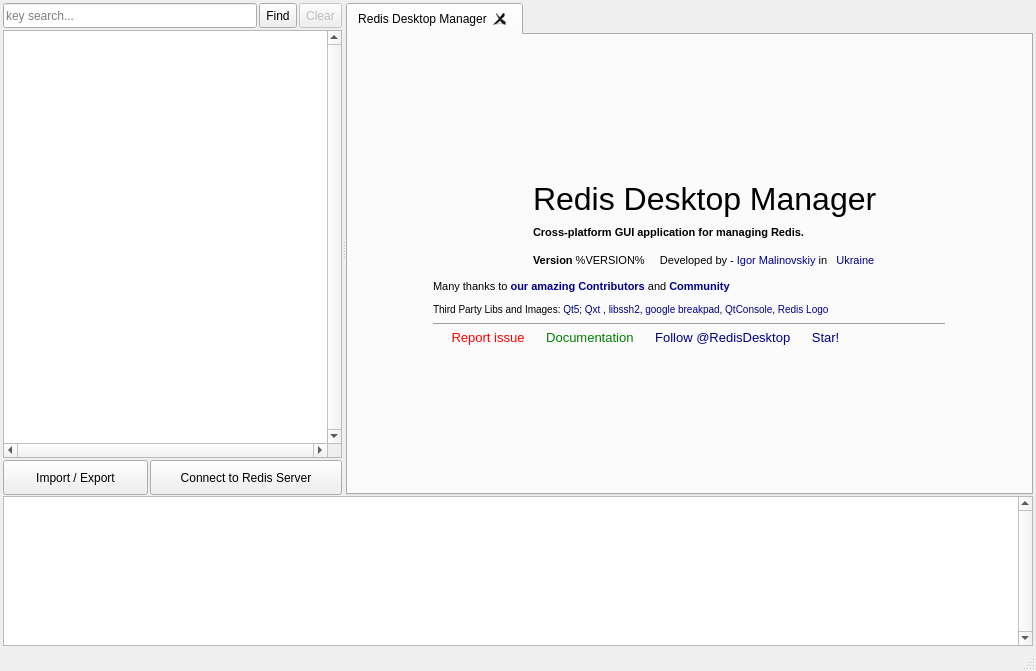
Qt form redis-desktop-manager/forms/demo.ui (RedisInsight/RedisDesktopManager) before a commit.
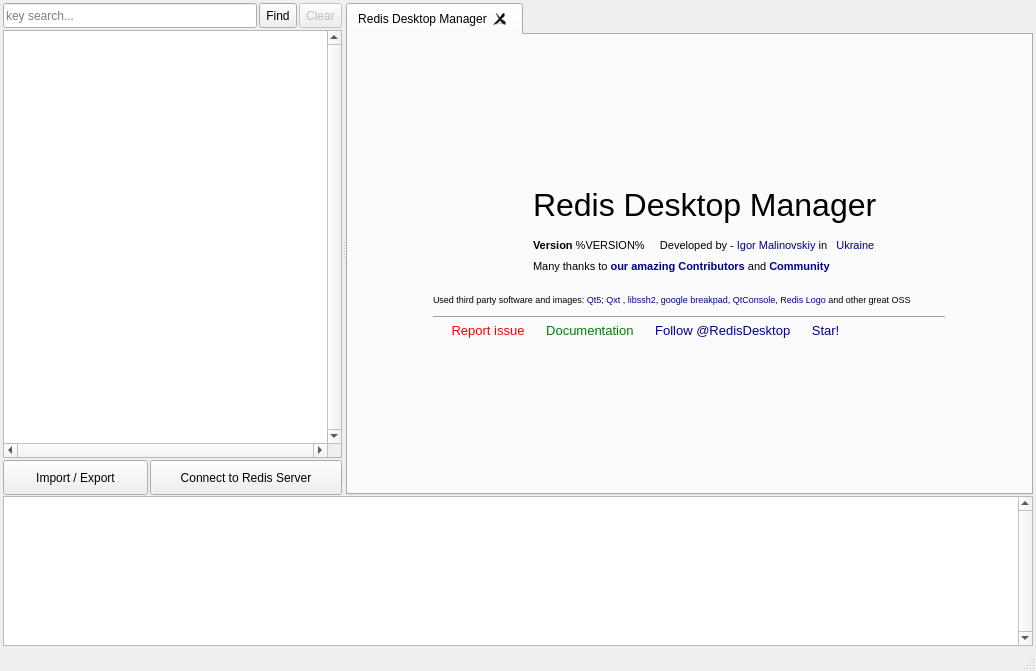
The same form after that commit. Icons and pictures are not drawn. Custom widgets are drawn as their Qt base class.

Patch:
```diff
--- a/redis-desktop-manager/forms/demo.ui
+++ b/redis-desktop-manager/forms/demo.ui
@@ -522,13 +522,13 @@
                 <string>&lt;html&gt;&lt;head/&gt;
 
 &lt;style&gt;a {color: darkblue; text-decoration: none}&lt;/style&gt;
-&lt;body style=&quot;width:100%;&quot;&gt;&lt;div style=&quot;font-size:20pt; padding-top:10px;&quot;&gt;&lt;img style=&quot;float:left;&quot; src=&quot;:/images/logo.png&quot;/&gt;&lt;div style=&quot; font-size:24pt; margin-left: 100px; margin-top:2px; display: inline-block; padding-left:50px;&quot;&gt;Redis Desktop Manager&lt;/div&gt;&lt;div style=&quot;margin-left: 100px; display: inline-block; padding-left:53px; font-size: 11px; line-height: 21px&quot;&gt;&lt;b&gt;Cross-platform GUI application for managing Redis.&lt;/b&gt; &lt;br /&gt;&lt;b&gt;Version&lt;/b&gt; %VERSION% &amp;nbsp;&amp;nbsp;&amp;nbsp; Developed by - &lt;a href=&quot;http://careers.stackoverflow.com/igor.malinovskiy&quot;&gt;Igor Malinovskiy&lt;/a&gt; in &lt;a href=&quot;http://en.wikipedia.org/wiki/Ukraine&quot;&gt;&amp;nbsp;&lt;img src=&quot;:/images/ua.png&quot; /&gt;&amp;nbsp;Ukraine&lt;/a&gt;&lt;/div&gt;
+&lt;body style=&quot;width:100%;&quot;&gt;&lt;div style=&quot;font-size:20pt; padding-top:10px;&quot;&gt;&lt;img style=&quot;float:left;&quot; src=&quot;:/images/logo.png&quot;/&gt;&lt;div style=&quot; font-size:24pt; margin-left: 100px; margin-top:2px; display: inline-block; padding-left:50px;&quot;&gt;Redis Desktop Manager&lt;/div&gt;&lt;div style=&quot;margin-left: 100px; display: inline-block; padding-left:53px; font-size: 11px; line-height: 21px&quot;&gt;&lt;b&gt;Version&lt;/b&gt; %VERSION% &amp;nbsp;&amp;nbsp;&amp;nbsp; Developed by - &lt;a href=&quot;http://careers.stackoverflow.com/igor.malinovskiy&quot;&gt;Igor Malinovskiy&lt;/a&gt; in &lt;a href=&quot;http://en.wikipedia.org/wiki/Ukraine&quot;&gt;&amp;nbsp;&lt;img src=&quot;:/images/ua.png&quot; /&gt;&amp;nbsp;Ukraine&lt;/a&gt;&lt;/div&gt;
 
-&lt;div style=&quot;font-size: 11px; margin: 10px 0;&quot;&gt;Many thanks to &lt;b&gt;&lt;a href=&quot;http://redisdesktop.com/#contributors&quot;&gt;our amazing Contributors&lt;/a&gt;&lt;/b&gt; and &lt;b&gt;&lt;a href=&quot;http://redisdesktop.com/community&quot;&gt;Community&lt;/a&gt;&lt;/b&gt;
-&lt;div style=&quot;font-size: 10px&quot;&gt;Third Party Libs and Images:&lt;a href=&quot;http://qt-project.org/&quot;&gt; Qt5&lt;/a&gt;; &lt;a href=&quot;http://libqxt.org/&quot;&gt;Qxt&lt;/a&gt; , &lt;a href=&quot;http://www.libssh2.org&quot;&gt;libssh2&lt;/a&gt;, &lt;a href=&quot;http://code.google.com/p/google-breakpad/&quot;&gt;google breakpad&lt;/a&gt;, &lt;a href=&quot;https://github.com/uglide/QtConsole&quot;&gt;QtConsole&lt;/a&gt;, &lt;a href=&quot;http://www.carlosprioglio.com/&quot;&gt;Redis Logo&lt;/a&gt;&lt;/div&gt;
-
+&lt;div style=&quot;font-size: 11px; margin: 5px 0 0 100px;&quot;&gt;Many thanks to &lt;b&gt;&lt;a href=&quot;http://redisdesktop.com/#contributors&quot;&gt;our amazing Contributors&lt;/a&gt;&lt;/b&gt; and &lt;b&gt;&lt;a href=&quot;http://redisdesktop.com/community&quot;&gt;Community&lt;/a&gt;&lt;/b&gt;
 &lt;/div&gt;
 
+&lt;div style=&quot;font-size: 9px; margin-top: 5px; &quot;&gt;Used third party software and images:&lt;a href=&quot;http://qt-project.org/&quot;&gt; Qt5&lt;/a&gt;; &lt;a href=&quot;http://libqxt.org/&quot;&gt;Qxt&lt;/a&gt; , &lt;a href=&quot;http://www.libssh2.org&quot;&gt;libssh2&lt;/a&gt;, &lt;a href=&quot;http://code.google.com/p/google-breakpad/&quot;&gt;google breakpad&lt;/a&gt;, &lt;a href=&quot;https://github.com/uglide/QtConsole&quot;&gt;QtConsole&lt;/a&gt;, &lt;a href=&quot;http://www.carlosprioglio.com/&quot;&gt;Redis Logo&lt;/a&gt; and other great OSS&lt;/div&gt;
+
 
 &lt;/div&gt;&lt;div style=&quot;clear: both;&quot;&gt;
 &lt;hr style=&quot;border-top: 1px solid darkgrey; height: 5px; width: 100%;&quot; /&gt;
```
